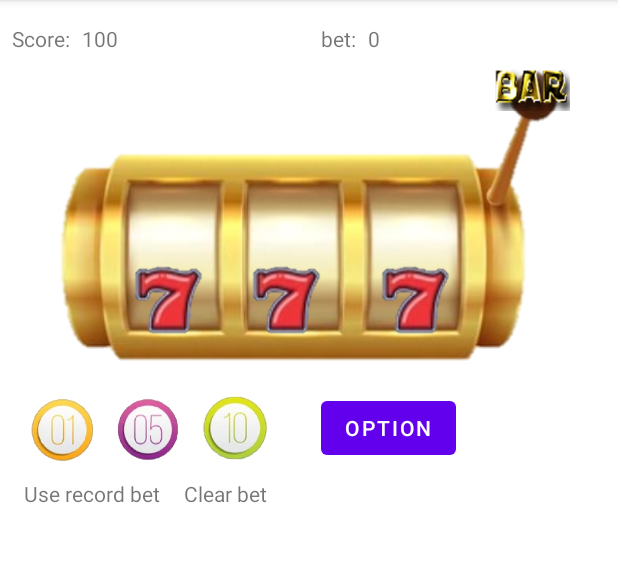
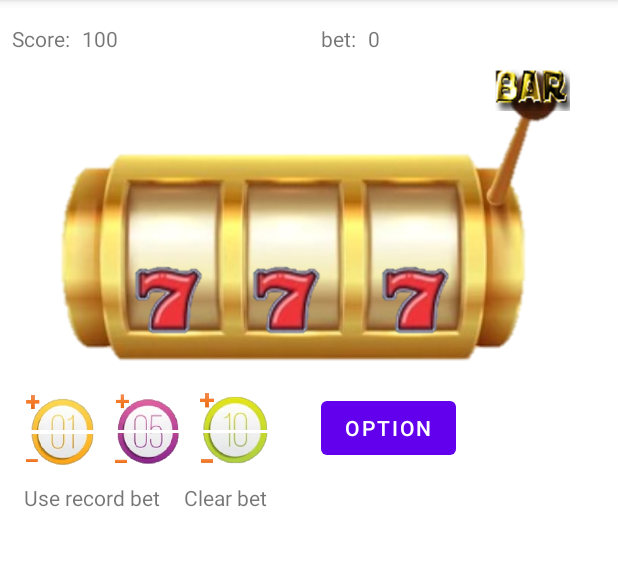
Before and after one commit to a911629/slotmachine, an Android app: the screen it shows after launch (MainActivity), on a phone screen of 412 x 824 dp, the part 84-650 px from its top. Run offline under Robolectric (Android 15) with nearby library versions, the phone set to English and light mode, and no system bars.

Commit message:
1. Create images for add and minus bet, and create methods for those buttons to add or minus the different amounts of bet. 2. Create fragments to display the leaderboard and score list. And set methods to show or close those fragments in the option menu. 3. Design settings detail of bet setting and use these to design the program.

```diff
--- a/app/src/main/res/layout/activity_main.xml
+++ b/app/src/main/res/layout/activity_main.xml
@@ -6,40 +6,6 @@
     android:layout_width="match_parent"
     android:layout_height="match_parent"
     tools:context=".MainActivity">
-
-    <ImageView
-        android:id="@+id/bet01"
-        android:layout_width="50dp"
-        android:layout_height="50dp"
-        android:layout_marginStart="16dp"
-        android:layout_marginTop="16dp"
-        android:onClick="add_bet1"
-        app:layout_constraintStart_toStartOf="parent"
-        app:layout_constraintTop_toBottomOf="@+id/imageView"
-        app:srcCompat="@drawable/bet1"
-        tools:ignore="SpeakableTextPresentCheck" />
-
-    <ImageView
-        android:id="@+id/bet05"
-        android:layout_width="50dp"
-        android:layout_height="50dp"
-        android:layout_marginStart="8dp"
-        android:onClick="add_bet5"
-        app:layout_constraintStart_toEndOf="@+id/bet01"
-        app:layout_constraintTop_toTopOf="@+id/bet01"
-        app:srcCompat="@drawable/bet5"
-        tools:ignore="SpeakableTextPresentCheck" />
-
-    <ImageView
-        android:id="@+id/bet10"
-        android:layout_width="50dp"
-        android:layout_height="50dp"
-        android:layout_marginStart="8dp"
-        android:onClick="add_bet10"
-        app:layout_constraintStart_toEndOf="@+id/bet05"
-        app:layout_constraintTop_toTopOf="@+id/bet05"
-        app:srcCompat="@drawable/bet10"
-        tools:ignore="SpeakableTextPresentCheck" />
 
     <ImageView
         android:id="@+id/imageView"
@@ -63,6 +29,68 @@
         app:srcCompat="@drawable/bar"
         tools:ignore="SpeakableTextPresentCheck" />
 
+    <ImageView
+        android:id="@+id/minus_bet10"
+        android:layout_width="50dp"
+        android:layout_height="25dp"
+        android:layout_marginStart="8dp"
+        android:onClick="minus_bet10"
+        app:layout_constraintStart_toEndOf="@+id/minus_bet05"
+        app:layout_constraintTop_toTopOf="@+id/minus_bet05"
+        app:srcCompat="@drawable/bet10_minus" />
+
+    <ImageView
+        android:id="@+id/add_bet05"
+        android:layout_width="50dp"
+        android:layout_height="25dp"
+        android:layout_marginStart="8dp"
+        android:onClick="add_bet5"
+        app:layout_constraintStart_toEndOf="@+id/add_bet01"
+        app:layout_constraintTop_toTopOf="@+id/add_bet01"
+        app:srcCompat="@drawable/bet5_add" />
+
+    <ImageView
+        android:id="@+id/minus_bet01"
+        android:layout_width="50dp"
+        android:layout_height="25dp"
+        android:layout_marginStart="16dp"
+        android:layout_marginTop="2dp"
+        android:onClick="minus_bet1"
+        app:layout_constraintStart_toStartOf="parent"
+        app:layout_constraintTop_toBottomOf="@+id/add_bet01"
+        app:srcCompat="@drawable/bet1_minus" />
+
+    <ImageView
+        android:id="@+id/minus_bet05"
+        android:layout_width="50dp"
+        android:layout_height="25dp"
+        android:layout_marginStart="8dp"
+        android:onClick="minus_bet5"
+        app:layout_constraintStart_toEndOf="@+id/minus_bet01"
+        app:layout_constraintTop_toTopOf="@+id/minus_bet01"
+        app:srcCompat="@drawable/bet5_minus" />
+
+    <ImageView
+        android:id="@+id/add_bet10"
+        android:layout_width="50dp"
+        android:layout_height="25dp"
+        android:layout_marginStart="8dp"
+        android:onClick="add_bet10"
+        app:layout_constraintStart_toEndOf="@+id/add_bet05"
+        app:layout_constraintTop_toTopOf="@+id/add_bet05"
+        app:srcCompat="@drawable/bet10_add" />
+
+    <ImageView
+        android:id="@+id/add_bet01"
+        android:layout_width="50dp"
+        android:layout_height="25dp"
+        android:layout_marginStart="16dp"
+        android:layout_marginTop="16dp"
+        android:onClick="add_bet1"
+        app:layout_constraintStart_toStartOf="parent"
+        app:layout_constraintTop_toBottomOf="@+id/imageView"
+        app:srcCompat="@drawable/bet1_add" />
+
     <TextView
         android:id="@+id/textView7"
         android:layout_width="wrap_content"
@@ -82,7 +110,7 @@
         android:onClick="record_bet"
         android:text="Use record bet"
         app:layout_constraintStart_toStartOf="parent"
-        app:layout_constraintTop_toBottomOf="@+id/bet01" />
+        app:layout_constraintTop_toBottomOf="@+id/minus_bet01" />
 
     <TextView
         android:id="@+id/textView4"
@@ -103,7 +131,7 @@
         android:stateListAnimator="@null"
         android:text="Option"
         app:layout_constraintStart_toStartOf="@+id/guideline2"
-        app:layout_constraintTop_toTopOf="@+id/bet10" />
+        app:layout_constraintTop_toTopOf="@+id/add_bet10" />
 
     <Button
         android:id="@+id/button2"
--- a/app/src/main/res/layout/option.xml
+++ b/app/src/main/res/layout/option.xml
@@ -28,6 +28,7 @@
         android:layout_marginStart="8dp"
         android:layout_marginTop="8dp"
         android:layout_marginEnd="16dp"
+        android:onClick="leader_board"
         android:text="Leader Board"
         app:layout_constraintEnd_toEndOf="@+id/new_game"
         app:layout_constraintStart_toStartOf="@+id/new_game"
@@ -38,6 +39,7 @@
         android:layout_width="wrap_content"
         android:layout_height="wrap_content"
         android:layout_marginTop="8dp"
+        android:onClick="list_board"
         android:text="List"
         app:layout_constraintEnd_toEndOf="@+id/leader_o"
         app:layout_constraintStart_toStartOf="@+id/leader_o"
@@ -60,7 +62,7 @@
         android:layout_width="30dp"
         android:layout_height="30dp"
         android:layout_marginEnd="4dp"
-        android:onClick="close_option"
+        android:onClick="option_board"
         app:layout_constraintEnd_toEndOf="parent"
         app:layout_constraintTop_toTopOf="parent"
         app:srcCompat="@drawable/close" />
```
Also changed, not shown: app/src/main/java/com/example/slotgame/LeaderBoardFragment.java (added, +54 -0 lines), app/src/main/java/com/example/slotgame/ListFragment.java (added, +26 -0 lines), app/src/main/java/com/example/slotgame/MainActivity.java (+88 -8 lines), app/src/main/res/layout/leader_board.xml (added, +33 -0 lines), app/src/main/res/layout/leader_info.xml (added, +16 -0 lines), app/src/main/res/layout/list.xml (added, +26 -0 lines), app/src/main/res/drawable/bet10_add.png (added), app/src/main/res/drawable/bet10_minus.png (added), app/src/main/res/drawable/bet1_add.png (added), app/src/main/res/drawable/bet1_minus.png (added), app/src/main/res/drawable/bet5_add.png (added), app/src/main/res/drawable/bet5_minus.png (added), app/src/main/res/drawable/leaderboard.png (added).
